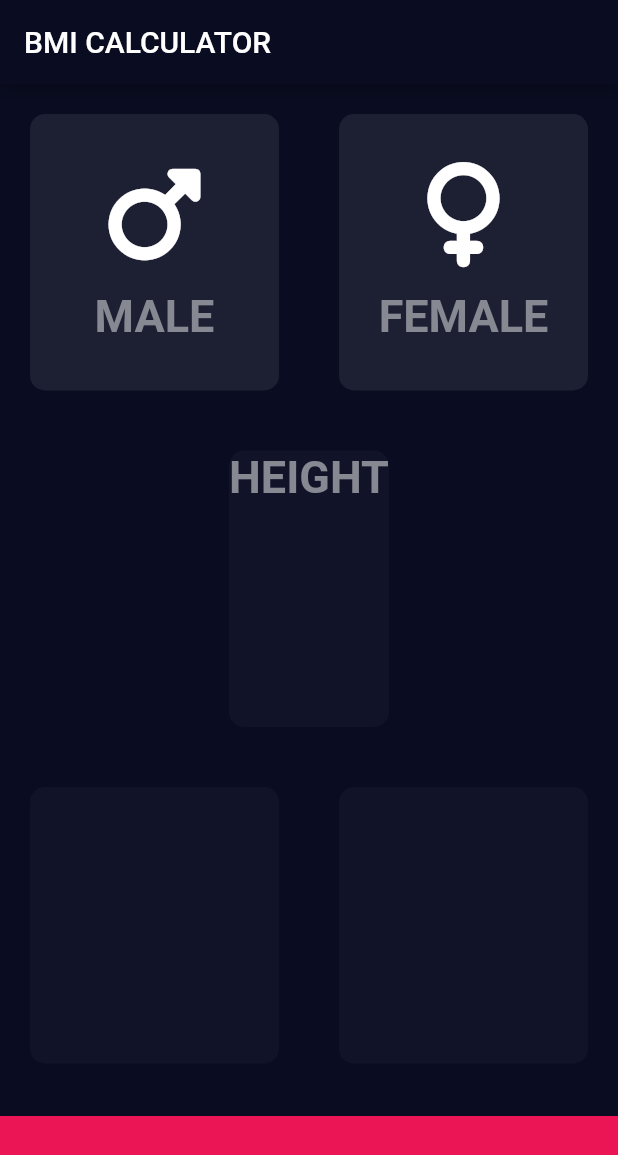
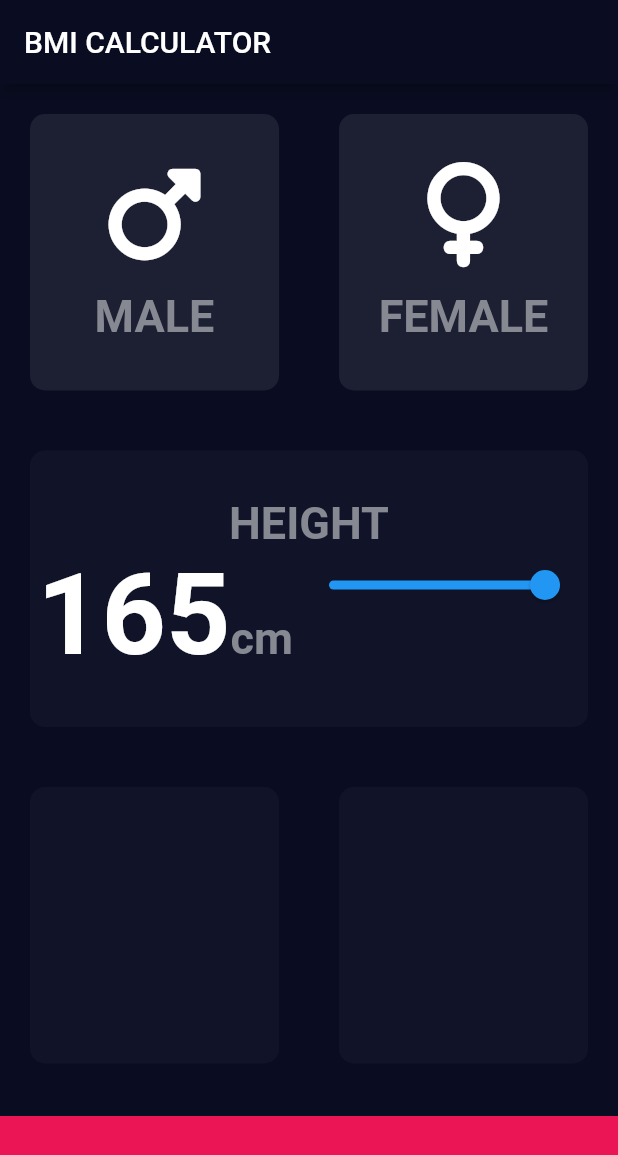
Before and after one commit to HeratUni-CS/bmi-calculator-JalaluddinKhafi, a Flutter app: the screen it shows after launch, on a phone screen of 412 x 824 dp. Shown: the top 1155 px of the screen. Run offline on Flutter 3.47's test engine with Material 2 defaults, Android fonts, the phone set to English and light mode, and no system bars; our stand-ins replace font_awesome_flutter.

```diff
--- a/lib/ReusFiles.dart
+++ b/lib/ReusFiles.dart
@@ -13,6 +13,7 @@ class reusibleW extends StatelessWidget {
       child: InkWell(
         onTap: onPressed,
         child: Container(
+          width: double.infinity,
           margin: EdgeInsets.all(20),
           decoration: BoxDecoration(
             borderRadius: BorderRadius.circular(10),
--- a/lib/constant.dart
+++ b/lib/constant.dart
@@ -4,7 +4,10 @@ import 'package:flutter/material.dart';
 const kbottomContainerColor = Color(0xFFEB1555);
 const kactCardColor = Color(0xFF111428);
 const kinActiveCardColor=Color(0xFF1D1F33);
-
+const knumberStyle=TextStyle(
+fontSize: 75,
+  fontWeight: FontWeight.bold,
+);
 const klableStyle= TextStyle(
   fontSize: 30,
   color: Color(0xFF868892),
--- a/lib/inputPage.dart
+++ b/lib/inputPage.dart
@@ -18,6 +18,7 @@ class InputPage extends StatefulWidget {
 class _InputPageState extends State<InputPage> {
 
   gender? selectGender;
+  int height=165;
 
   @override
   Widget build(BuildContext context) {
@@ -60,9 +61,34 @@ class _InputPageState extends State<InputPage> {
             reusibleW(
               color: kactCardColor,
               child: Column(
+                mainAxisAlignment: MainAxisAlignment.center,
                 children: [
                   Text('HEIGHT',
-                  style: klableStyle,)
+                  style: klableStyle,),
+                  Row(
+                    mainAxisAlignment: MainAxisAlignment.center,
+                    crossAxisAlignment: CrossAxisAlignment.baseline,
+                    textBaseline: TextBaseline.alphabetic,
+                    children: [
+                      Text(height.toString(),
+                        style: knumberStyle,
+                      ),
+                      Text('cm',
+                      style: klableStyle,
+                      ),
+                      Slider(
+                          value: height.toDouble(),
+
+                          onChanged: (double value){
+                            setState(() {
+                              height=value.round();
+                            });
+                          }
+
+
+                      )
+                    ],
+                  ),
                 ],
               ),
             ),
```
